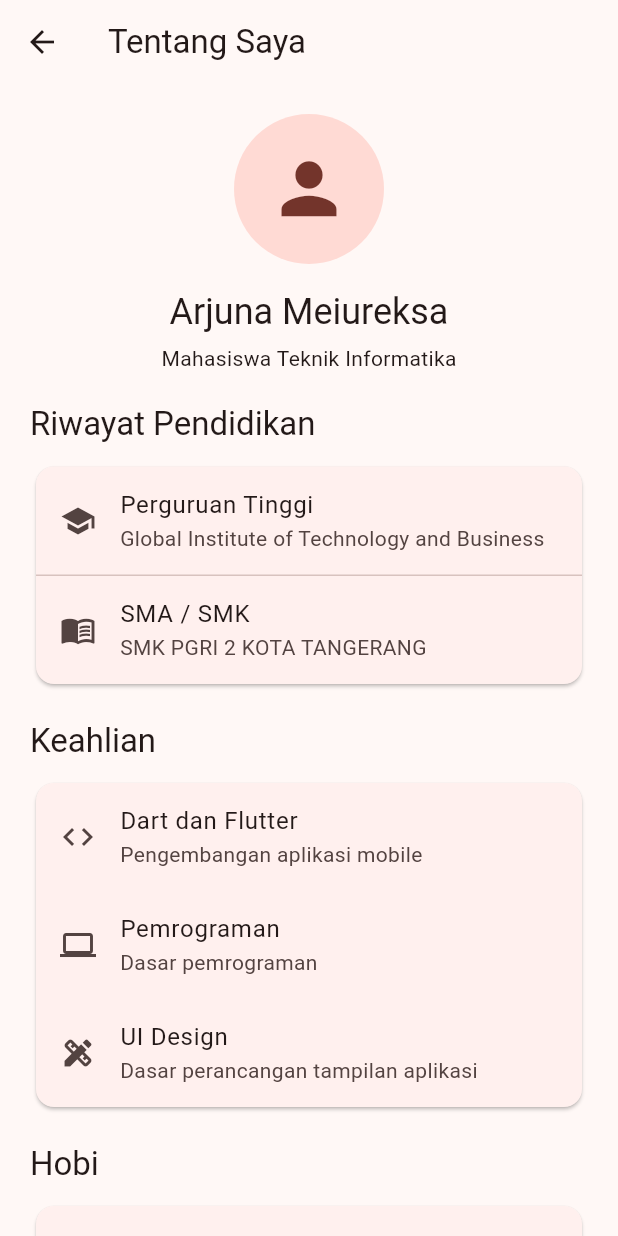
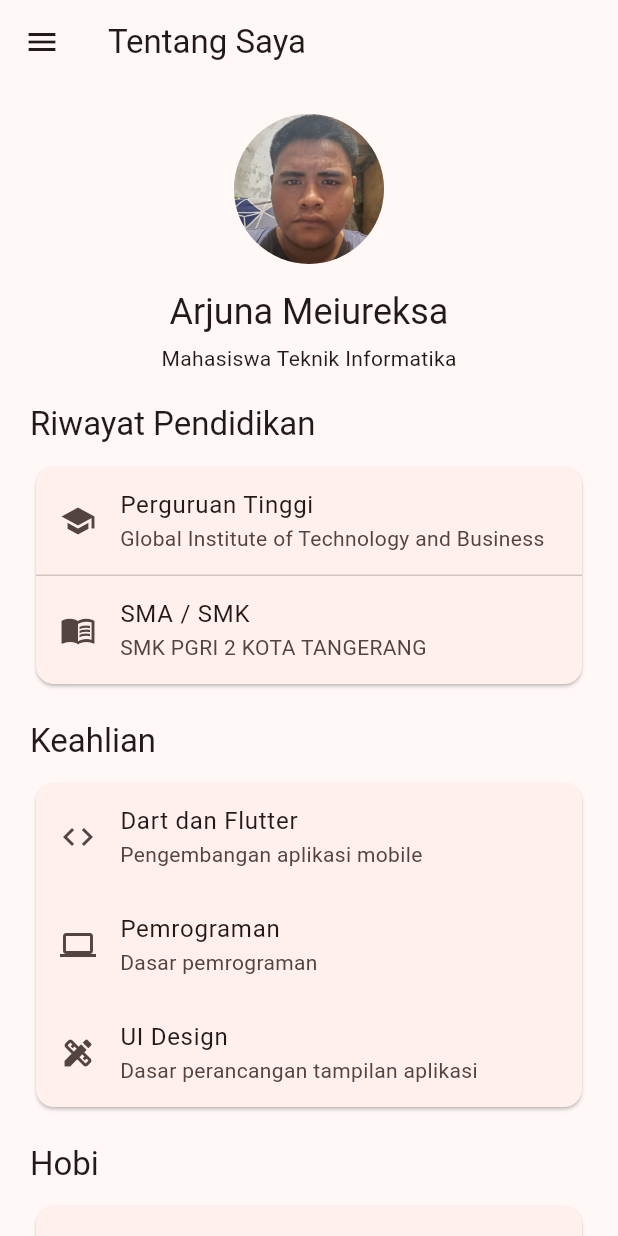
Before and after one commit to iamjonaz/uts-pml-1124160226-soal2-, a Flutter app: the AboutPage screen opened by its route, on a phone screen of 412 x 824 dp. Run offline on Flutter 3.47's test engine with Material 3 defaults, Android fonts, the phone set to English and light mode, and no system bars; accounts and stored records are empty.

Commit message:
add: label name

```diff
--- a/lib/screens/about_page.dart
+++ b/lib/screens/about_page.dart
@@ -1,3 +1,4 @@
+
 import 'package:flutter/material.dart';
 
 class AboutPage extends StatelessWidget {
@@ -10,10 +11,91 @@ class AboutPage extends StatelessWidget {
         title: const Text('Tentang Saya'),
       ),
 
-      body: SingleChildScrollView(
-        padding: const EdgeInsets.all(20),
+      // Drawer Navigation
+      drawer: Drawer(
+        child: ListView(
+          padding: EdgeInsets.zero,
+          children: [
+            DrawerHeader(
+              decoration: BoxDecoration(
+                color: Theme.of(context).colorScheme.primary,
+              ),
               child: Column(
                 crossAxisAlignment: CrossAxisAlignment.start,
+                mainAxisAlignment: MainAxisAlignment.end,
+                children: [
+                  const Icon(
+                    Icons.account_circle,
+                    size: 50,
+                    color: Colors.white,
+                  ),
+
+                  const SizedBox(height: 10),
+
+                  const Text(
+                    'Arjuna Meiureksa',
+                    style: TextStyle(
+                      color: Colors.white,
+                      fontSize: 18,
+                    ),
+                  ),
+
+                  const Text(
+                    'Profil Mahasiswa',
+                    style: TextStyle(
+                      color: Colors.white,
+                    ),
+                  ),
+                ],
+              ),
+            ),
+
+            ListTile(
+              leading: const Icon(Icons.home),
+              title: const Text('Profil'),
+              onTap: () {
+                Navigator.pushNamedAndRemoveUntil(
+                  context,
+                  '/profile',
+                  (route) => false,
+                );
+              },
+            ),
+
+            ListTile(
+              leading: const Icon(Icons.info_outline),
+              title: const Text('Tentang Saya'),
+              onTap: () {
+                Navigator.pop(context);
+              },
+            ),
+
+            const Divider(),
+
+            ListTile(
+              leading: const Icon(
+                Icons.logout,
+                color: Colors.red,
+              ),
+              title: const Text(
+                'Logout',
+                style: TextStyle(color: Colors.red),
+              ),
+              onTap: () {
+                Navigator.pushNamedAndRemoveUntil(
+                  context,
+                  '/login',
+                  (route) => false,
+                );
+              },
+            ),
+          ],
+        ),
+      ),
+
+      // Isi Halaman About
+      body: ListView(
+        padding: const EdgeInsets.all(20),
         children: [
           // Header profil
           Center(
@@ -21,9 +103,8 @@ class AboutPage extends StatelessWidget {
               children: [
                 const CircleAvatar(
                   radius: 50,
-                    child: Icon(
-                      Icons.person,
-                      size: 55,
+                  backgroundImage: AssetImage(
+                    'assets/images/foto_profil.jpg',
                   ),
                 ),
 
@@ -43,7 +124,7 @@ class AboutPage extends StatelessWidget {
 
           const SizedBox(height: 20),
 
-            // Pendidikan
+          // Riwayat Pendidikan
           buildTitle(context, 'Riwayat Pendidikan'),
 
           const Card(
@@ -126,7 +207,6 @@ class AboutPage extends StatelessWidget {
           const SizedBox(height: 20),
         ],
       ),
-      ),
     );
   }
 
```
Also changed, not shown: 1 other file. Lines whose indentation alone changed are shown as unchanged.
